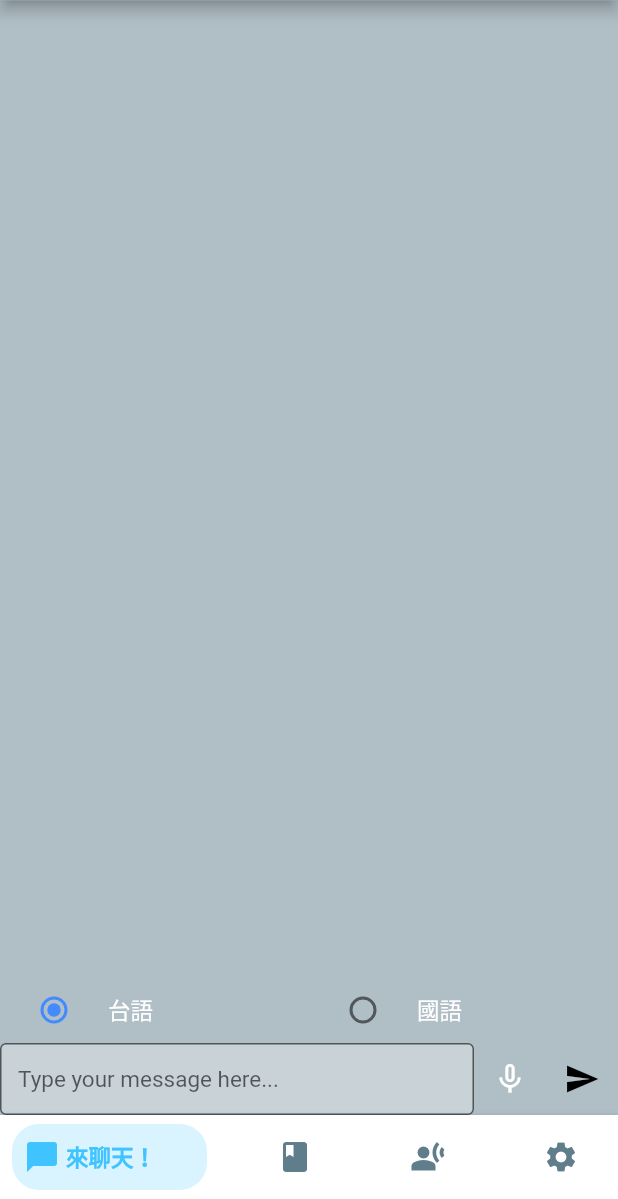
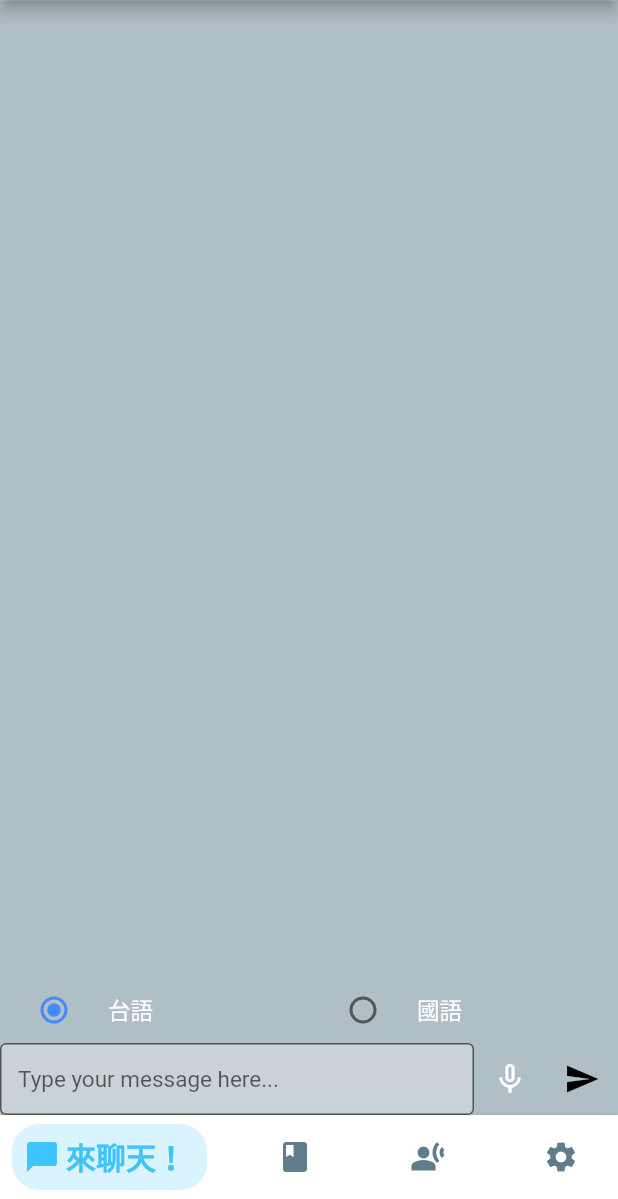
Before and after one commit to Rainyryan/flutter_hokkien_learning_app, a Flutter app: the screen it shows after launch, on a phone screen of 412 x 824 dp, the part 37-1236 px from its top. Run offline on Flutter 3.47's test engine with Material 2 defaults, Android fonts, the light colour scheme and no system bars; drawn by our look-alikes of bottom_navy_bar; our stand-ins replace dio, flutter_tts, just_audio, permission_handler; missing offline and left inert: flutter_sound_lite, flutter_sound_web.

Commit message:
added settings

```diff
--- a/lib/main.dart
+++ b/lib/main.dart
@@ -23,6 +23,9 @@ class _MyAppState extends State<MyApp> {
   // This widget is the root of your application.
   int _curentIndex = 0;
   late PageController _pageController;
+  Brightness _brightness = Brightness.light;
+  double _fontSize = 15;
+
   @override
   void initState() {
     super.initState();
@@ -41,7 +44,7 @@ class _MyAppState extends State<MyApp> {
       title: 'Speech',
       theme: ThemeData(
         // Define the default brightness and colors.
-        brightness: Brightness.light,
+        brightness: _brightness,
         primarySwatch: Colors.blueGrey,
 
         // Define the default font family.
@@ -49,10 +52,10 @@ class _MyAppState extends State<MyApp> {
 
         // Define the default `TextTheme`. Use this to specify the default
         // text styling for headlines, titles, bodies of text, and more.
-        textTheme: const TextTheme(
-          headline6: TextStyle(fontSize: 15.0),
-          bodyText2: TextStyle(fontSize: 15, color: Colors.white),
-          subtitle1: TextStyle(fontSize: 15, color: Colors.black),
+        textTheme: TextTheme(
+          headline6: TextStyle(fontSize: _fontSize),
+          bodyText2: TextStyle(fontSize: _fontSize, color: Colors.white),
+          subtitle1: TextStyle(fontSize: _fontSize, color: Colors.black),
         ),
       ),
       // ThemeData(
@@ -82,8 +85,52 @@ class _MyAppState extends State<MyApp> {
               ChatPage(title: "Chat"),
               DictionaryPage(title: "Dictionary"),
               TranscribePage(title: "Transcribe"),
-              Column(
-                  children: [Image(image: AssetImage('assets/9302004.jpg'))]),
+              Column(children: [
+                Image(image: AssetImage('assets/9302004.jpg')),
+                Row(
+                  children: [
+                    Container(
+                      padding: EdgeInsets.all(10),
+                      child: Text("Dark Mode",
+                          style: TextStyle(
+                              color: _brightness == Brightness.dark
+                                  ? Colors.white
+                                  : Colors.blueGrey)),
+                    ),
+                    Switch(
+                      value: _brightness == Brightness.dark,
+                      onChanged: (value) => setState(() {
+                        _brightness =
+                            value ? Brightness.dark : Brightness.light;
+                      }),
+                      activeColor: Colors.lightBlueAccent,
+                    ),
+                  ],
+                ),
+                Container(
+                  padding: EdgeInsets.all(10),
+                  alignment: Alignment.centerLeft,
+                  child: Text(
+                    "字體大小",
+                    style: TextStyle(
+                        color: _brightness == Brightness.dark
+                            ? Colors.white
+                            : Colors.blueGrey),
+                    textAlign: TextAlign.left,
+                  ),
+                ),
+                Slider(
+                  value: _fontSize,
+                  onChanged: (value) => {
+                    setState(() {
+                      _fontSize = value;
+                    })
+                  },
+                  label: "Font Size",
+                  min: 10,
+                  max: 20,
+                )
+              ]),
             ],
           ),
         ),
@@ -97,22 +144,25 @@ class _MyAppState extends State<MyApp> {
           },
           items: <BottomNavyBarItem>[
             BottomNavyBarItem(
-                title: Text("來聊天！"),
+                title: Text(
+                  "來聊天！",
+                  style: TextStyle(fontSize: 20),
+                ),
                 icon: Icon(Icons.chat_bubble),
                 activeColor: Colors.lightBlueAccent,
                 inactiveColor: Colors.blueGrey),
             BottomNavyBarItem(
-                title: Text("台語辭典"),
+                title: Text("台語辭典", style: TextStyle(fontSize: 18)),
                 icon: Icon(Icons.book),
                 activeColor: Colors.lightBlueAccent,
                 inactiveColor: Colors.blueGrey),
             BottomNavyBarItem(
-                title: Text("台語怎麼說"),
+                title: Text("台語怎麼說", style: TextStyle(fontSize: 16)),
                 icon: Icon(Icons.transcribe),
                 activeColor: Colors.lightBlueAccent,
                 inactiveColor: Colors.blueGrey),
             BottomNavyBarItem(
-                title: Text("Settings"),
+                title: Text("設定", style: TextStyle(fontSize: 20)),
                 icon: Icon(Icons.settings),
                 activeColor: Colors.lightBlueAccent,
                 inactiveColor: Colors.blueGrey),
--- a/lib/utils/constants.dart
+++ b/lib/utils/constants.dart
@@ -1,2 +1,2 @@
 const openaiBaseUrl = "https://api.openai.com/v1";
-const openaiApiKey = "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";
+const openaiApiKey = "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";
```
Also changed, not shown: pubspec.yaml (+6 -1 lines), assets/icon.png (added), pubspec.lock, 30 other files.
